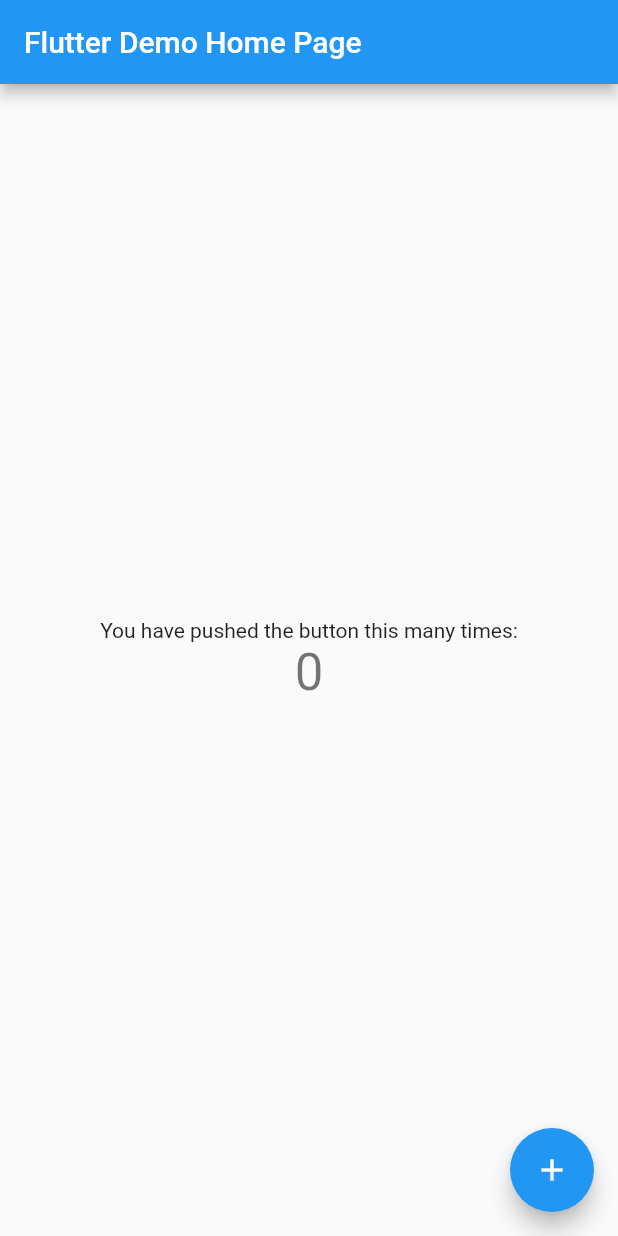
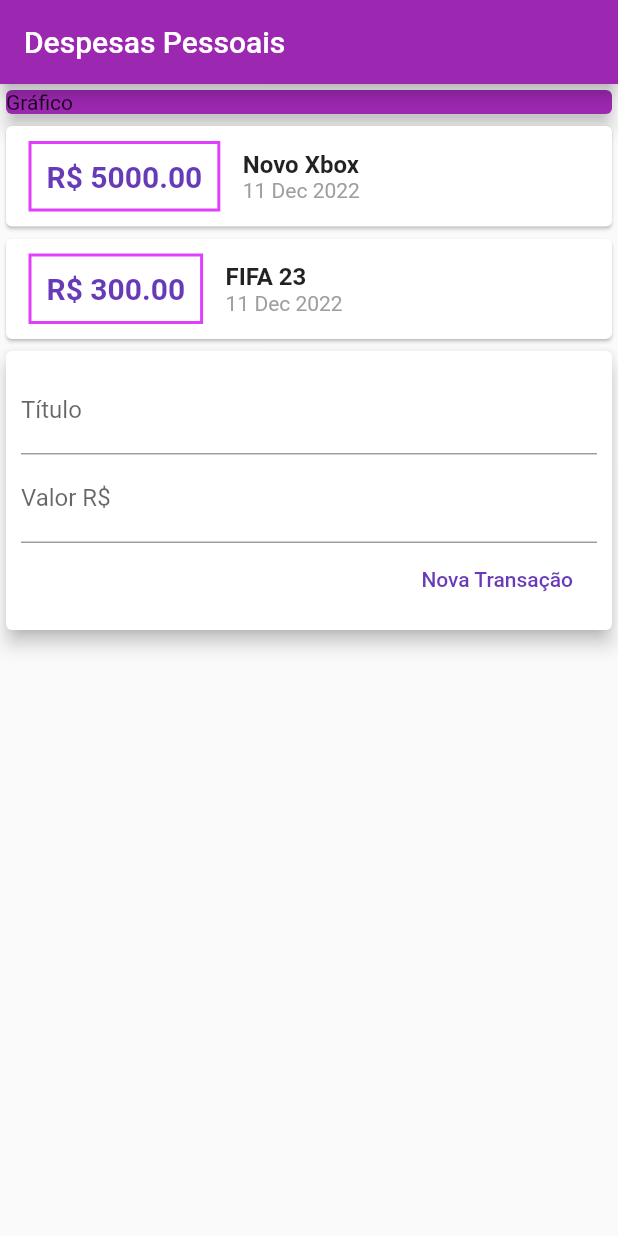
Before and after one commit to anabenicio/depesas-pessoais, a Flutter app: the screen it shows after launch, on a phone screen of 412 x 824 dp. Run offline on Flutter 3.47's test engine with Material 2 defaults, Android fonts, the phone set to English and light mode, and no system bars.

Commit message:
create components - Transaction_form e Transaction_list

```diff
--- /dev/null
+++ b/expenses/lib/components/transaction_form.dart
@@ -0,0 +1,35 @@
+import 'package:flutter/material.dart';
+
+class TransactionForm extends StatelessWidget {
+  final titleController = TextEditingController();
+  final valueController = TextEditingController();
+  @override
+  Widget build(BuildContext context) {
+    return Card(
+      elevation: 5,
+      child: Padding(
+        padding: EdgeInsets.all(10.0),
+        child: Column(
+          children: <Widget>[
+            TextField(
+              controller: titleController,
+              decoration: InputDecoration(labelText: 'Título'),
+            ),
+            TextField(
+                controller: valueController,
+                decoration: InputDecoration(labelText: 'Valor R\$')),
+            Row(
+              mainAxisAlignment: MainAxisAlignment.end,
+              children: [
+                FlatButton(
+                    onPressed: () {},
+                    child: Text('Nova Transação'),
+                    textColor: Colors.deepPurple),
+              ],
+            )
+          ],
+        ),
+      ),
+    );
+  }
+}
--- /dev/null
+++ b/expenses/lib/components/transaction_list.dart
@@ -0,0 +1,50 @@
+import 'package:expenses/models/transaction.dart';
+import 'package:flutter/material.dart';
+import 'package:intl/intl.dart';
+
+class TransactionList extends StatelessWidget {
+  final List<Transaction> transactions;
+
+  TransactionList(this.transactions);
+
+  @override
+  Widget build(BuildContext context) {
+    // TODO: implement build
+    return Column(
+      children: transactions.map((tr) {
+        return Card(
+          child: Row(
+            children: <Widget>[
+              Container(
+                margin: EdgeInsets.symmetric(horizontal: 15, vertical: 10),
+                decoration: BoxDecoration(
+                    border: Border.all(color: Colors.purpleAccent, width: 2)),
+                padding: EdgeInsets.all(10),
+                child: Text(
+                  'R\$ ${tr.value.toStringAsFixed(2)}',
+                  style: TextStyle(
+                      fontWeight: FontWeight.bold,
+                      fontSize: 20,
+                      color: Colors.deepPurple),
+                ),
+              ),
+              Column(
+                crossAxisAlignment: CrossAxisAlignment.start,
+                children: [
+                  Text(
+                    tr.title,
+                    style: TextStyle(fontWeight: FontWeight.bold, fontSize: 16),
+                  ),
+                  Text(DateFormat('d MMM y').format(tr.date),
+                      style: TextStyle(
+                        color: Colors.grey,
+                      )),
+                ],
+              ),
+            ],
+          ),
+        );
+      }).toList(),
+    );
+  }
+}
--- /dev/null
+++ b/expenses/lib/components/transactions_user.dart
@@ -0,0 +1,23 @@
+import 'package:expenses/models/transaction.dart';
+import 'package:flutter/material.dart';
+import 'transaction_form.dart';
+import 'transaction_list.dart';
+
+class TransactionUser extends StatefulWidget {
+  @override
+  _TransactionUserState createState() => _TransactionUserState();
+}
+
+class _TransactionUserState extends State<TransactionUser> {
+  final _transactions = [
+    Transaction(
+        id: 't1', title: 'Novo Xbox', value: 5000.00, date: DateTime.now()),
+    Transaction(id: 't2', title: 'FIFA 23', value: 300.00, date: DateTime.now())
+  ];
+  @override
+  Widget build(BuildContext context) {
+    return Column(
+      children: [TransactionList(_transactions), TransactionForm()],
+    );
+  }
+}
--- a/expenses/lib/main.dart
+++ b/expenses/lib/main.dart
@@ -1,113 +1,35 @@
+import 'package:expenses/components/transactions_user.dart';
 import 'package:flutter/material.dart';
 
-void main() {
-  runApp(MyApp());
-}
+main() => runApp(ExpensesApp());
 
-class MyApp extends StatelessWidget {
-  // This widget is the root of your application.
+class ExpensesApp extends StatelessWidget {
   @override
   Widget build(BuildContext context) {
-    return MaterialApp(
-      title: 'Flutter Demo',
-      theme: ThemeData(
-        // This is the theme of your application.
-        //
-        // Try running your application with "flutter run". You'll see the
-        // application has a blue toolbar. Then, without quitting the app, try
-        // changing the primarySwatch below to Colors.green and then invoke
-        // "hot reload" (press "r" in the console where you ran "flutter run",
-        // or simply save your changes to "hot reload" in a Flutter IDE).
-        // Notice that the counter didn't reset back to zero; the application
-        // is not restarted.
-        primarySwatch: Colors.blue,
-      ),
-      home: MyHomePage(title: 'Flutter Demo Home Page'),
-    );
+    return MaterialApp(home: MyhomePage());
   }
 }
 
-class MyHomePage extends StatefulWidget {
-  MyHomePage({Key key, this.title}) : super(key: key);
-
-  // This widget is the home page of your application. It is stateful, meaning
-  // that it has a State object (defined below) that contains fields that affect
-  // how it looks.
-
-  // This class is the configuration for the state. It holds the values (in this
-  // case the title) provided by the parent (in this case the App widget) and
-  // used by the build method of the State. Fields in a Widget subclass are
-  // always marked "final".
-
-  final String title;
-
-  @override
-  _MyHomePageState createState() => _MyHomePageState();
-}
-
-class _MyHomePageState extends State<MyHomePage> {
-  int _counter = 0;
-
-  void _incrementCounter() {
-    setState(() {
-      // This call to setState tells the Flutter framework that something has
-      // changed in this State, which causes it to rerun the build method below
-      // so that the display can reflect the updated values. If we changed
-      // _counter without calling setState(), then the build method would not be
-      // called again, and so nothing would appear to happen.
-      _counter++;
-    });
-  }
-
+class MyhomePage extends StatelessWidget {
   @override
   Widget build(BuildContext context) {
-    // This method is rerun every time setState is called, for instance as done
-    // by the _incrementCounter method above.
-    //
-    // The Flutter framework has been optimized to make rerunning build methods
-    // fast, so that you can just rebuild anything that needs updating rather
-    // than having to individually change instances of widgets.
     return Scaffold(
-      appBar: AppBar(
-        // Here we take the value from the MyHomePage object that was created by
-        // the App.build method, and use it to set our appbar title.
-        title: Text(widget.title),
-      ),
-      body: Center(
-        // Center is a layout widget. It takes a single child and positions it
-        // in the middle of the parent.
-        child: Column(
-          // Column is also a layout widget. It takes a list of children and
-          // arranges them vertically. By default, it sizes itself to fit its
-          // children horizontally, and tries to be as tall as its parent.
-          //
-          // Invoke "debug painting" (press "p" in the console, choose the
-          // "Toggle Debug Paint" action from the Flutter Inspector in Android
-          // Studio, or the "Toggle Debug Paint" command in Visual Studio Code)
-          // to see the wireframe for each widget.
-          //
-          // Column has various properties to control how it sizes itself and
-          // how it positions its children. Here we use mainAxisAlignment to
-          // center the children vertically; the main axis here is the vertical
-          // axis because Columns are vertical (the cross axis would be
-          // horizontal).
-          mainAxisAlignment: MainAxisAlignment.center,
+        appBar: AppBar(
+          title: Text('Despesas Pessoais'),
+          backgroundColor: Colors.purple,
+        ),
+        body: Column(
+          crossAxisAlignment: CrossAxisAlignment.stretch,
           children: <Widget>[
-            Text(
-              'You have pushed the button this many times:',
-            ),
-            Text(
-              '$_counter',
-              style: Theme.of(context).textTheme.headline4,
-            ),
+            Container(
+                width: double.infinity,
+                child: Card(
+                  color: Colors.purple,
+                  child: Text('Gráfico'),
+                  elevation: 5,
+                )),
+            TransactionUser()
           ],
-        ),
-      ),
-      floatingActionButton: FloatingActionButton(
-        onPressed: _incrementCounter,
-        tooltip: 'Increment',
-        child: Icon(Icons.add),
-      ), // This trailing comma makes auto-formatting nicer for build methods.
-    );
+        ));
   }
 }
--- /dev/null
+++ b/expenses/lib/models/transaction.dart
@@ -0,0 +1,13 @@
+class Transaction {
+  final String id;
+  final String title;
+  final double value;
+  final DateTime date;
+
+  Transaction({
+    required this.id,
+    required this.title,
+    required this.value,
+    required this.date,
+  });
+}
--- a/expenses/pubspec.yaml
+++ b/expenses/pubspec.yaml
@@ -18,16 +18,18 @@ publish_to: 'none' # Remove this line if you wish to publish to pub.dev
 version: 1.0.0+1
 
 environment:
-  sdk: ">=2.7.0 <3.0.0"
+  sdk: ">=2.12.0 <3.0.0"
 
 dependencies:
   flutter:
     sdk: flutter
+  intl: ^0.17.0
 
 
   # The following adds the Cupertino Icons font to your application.
   # Use with the CupertinoIcons class for iOS style icons.
   cupertino_icons: ^1.0.2
+
 
 dev_dependencies:
   flutter_test:
```
Also changed, not shown: expenses/pubspec.lock.
